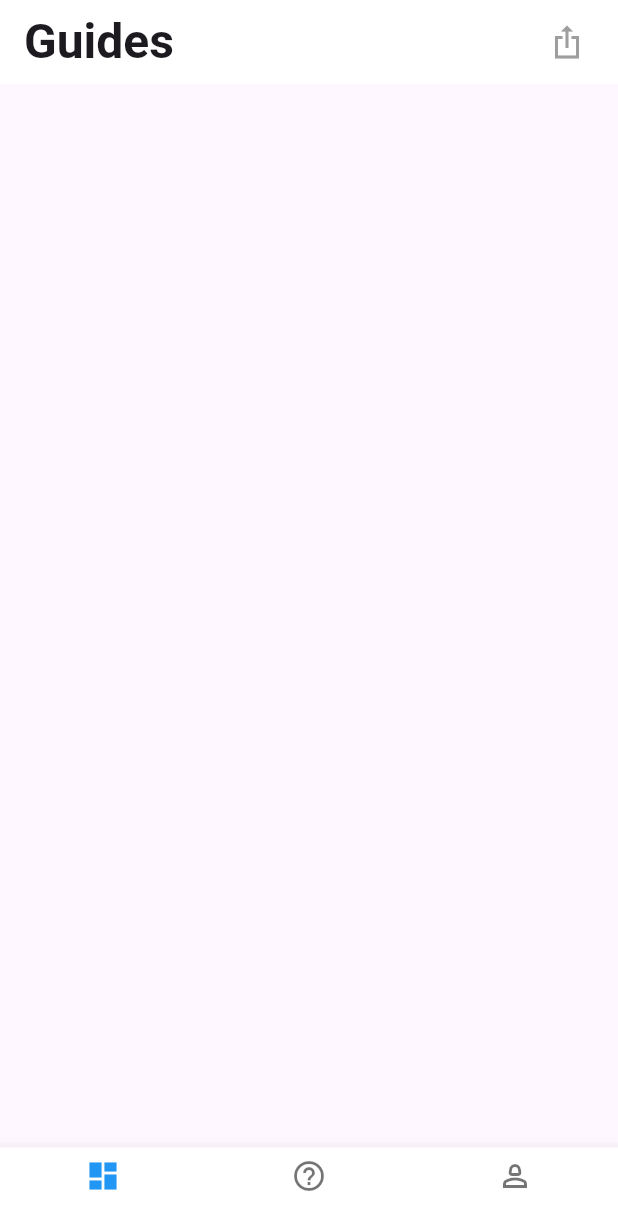
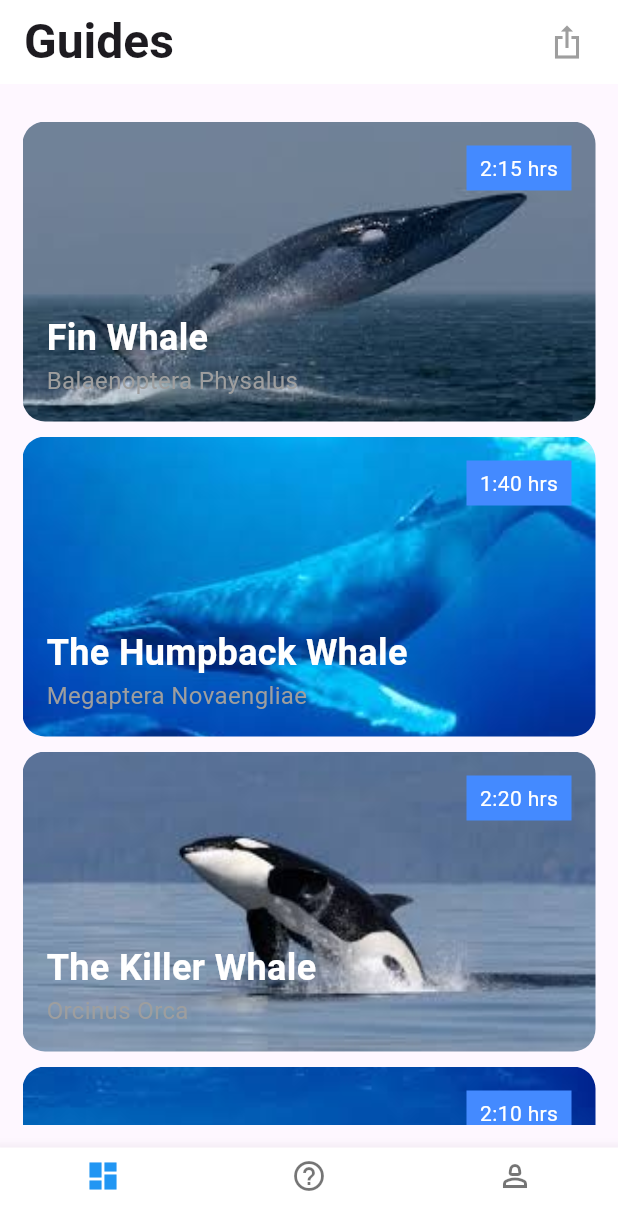
Before and after one commit to OtabekNuriddinov/whales_of_iceland, a Flutter app: the screen it shows after launch, on a phone screen of 412 x 824 dp. Shown: the top 1230 px of the screen. Run offline on Flutter 3.47's test engine with Material 3 defaults, Android fonts, the phone set to English and light mode, and no system bars; our stand-ins replace flutter_svg, just_audio.

Commit message:
yangi o'zgartirish qo'shildi

```diff
--- a/lib/core/config/routes.dart
+++ b/lib/core/config/routes.dart
@@ -1,19 +1,15 @@
 import 'package:exam_shablon/screen/home.dart';
 import 'package:exam_shablon/screen/safety.dart';
 import 'package:flutter/material.dart';
-
-import '../../screen/detail.dart';
 import '../../screen/error.dart';
 
 sealed class AppRoutes {
   static const home = "/";
-  static const detail = "detail";
   static const safety = "";
 
   static Map<String, Widget Function(BuildContext)> routes =
       <String, WidgetBuilder>{
     AppRoutes.home: (context) => const Home(),
-    AppRoutes.detail: (context)=> const Detail(),
     AppRoutes.safety: (context)=> const Safety()
   };
 
--- a/lib/models/model.dart
+++ b/lib/models/model.dart
@@ -1,5 +1,3 @@
-import 'package:flutter/cupertino.dart';
-
 class Model {
   final int id;
   String name;
@@ -25,11 +23,11 @@ class Model {
     return Model(
       id: json['id'],
       name: json['name'],
+      subName: json['subName'],
       length: json['length'],
       weight: json['weight'],
       worldwide: json['worldwide'],
       text: json['text'],
-      subName: json['subName'],
       image: json['image'],
       hours: json['hours'],
     );
--- a/lib/screen/detail.dart
+++ b/lib/screen/detail.dart
@@ -9,7 +9,8 @@ import '../core/theme/colors.dart';
 import '../models/model.dart';
 
 class Detail extends StatefulWidget {
-  const Detail({super.key});
+  final Model whale;
+  const Detail({required this.whale, super.key});
 
   @override
   State<Detail> createState() => _DetailState();
@@ -42,9 +43,7 @@ class _DetailState extends State<Detail> {
 
   @override
   Widget build(BuildContext context) {
-    Map map = ModalRoute.of(context)?.settings.arguments as Map;
-    int index = map['index'];
-    Model item = appService.items[index];
+    Model item = widget.whale;
     return Scaffold(
         body: Center(
       child: Stack(
--- a/lib/screen/home.dart
+++ b/lib/screen/home.dart
@@ -2,6 +2,7 @@ import 'package:exam_shablon/core/config/routes.dart';
 import 'package:exam_shablon/core/theme/colors.dart';
 import 'package:exam_shablon/core/theme/icons.dart';
 import 'package:exam_shablon/core/theme/text_styles.dart';
+import 'package:exam_shablon/screen/detail.dart';
 import 'package:exam_shablon/service/app_service.dart';
 import 'package:flutter/material.dart';
 
@@ -25,7 +26,10 @@ class _HomeState extends State<Home> {
     return Scaffold(
       appBar: _appBar(),
       body: Center(
-        child: Padding(
+        child: FutureBuilder<void>(
+          future: appService.initialize(),
+          builder: (context, _){
+          return Padding(
             padding: const EdgeInsets.all(15.0),
             child: ListView.builder(
               itemCount: appService.items.length,
@@ -40,12 +44,14 @@ class _HomeState extends State<Home> {
                     hours: item.hours,
                     onTap: (){
                       requiredIndex = index;
-                    Navigator.pushNamed(context, AppRoutes.detail, arguments: {"index": requiredIndex});
+                      Navigator.push(context, MaterialPageRoute(builder: (_) => Detail(whale: appService.items[index])));
                     },
                   ),
                 );
               },
-          ),
+            )
+          );
+        }
         ),
       ),
       bottomNavigationBar: _bottomNavigationBar(context),
--- a/pubspec.yaml
+++ b/pubspec.yaml
@@ -37,6 +37,7 @@ flutter:
     - assets/images/
     - assets/icons/
     - assets/sounds/
+    - assets/json/
 
 
   # fonts:
```
Also changed, not shown: lib/service/app_service.dart (+10 -9 lines). Lines whose indentation alone changed are shown as unchanged.
